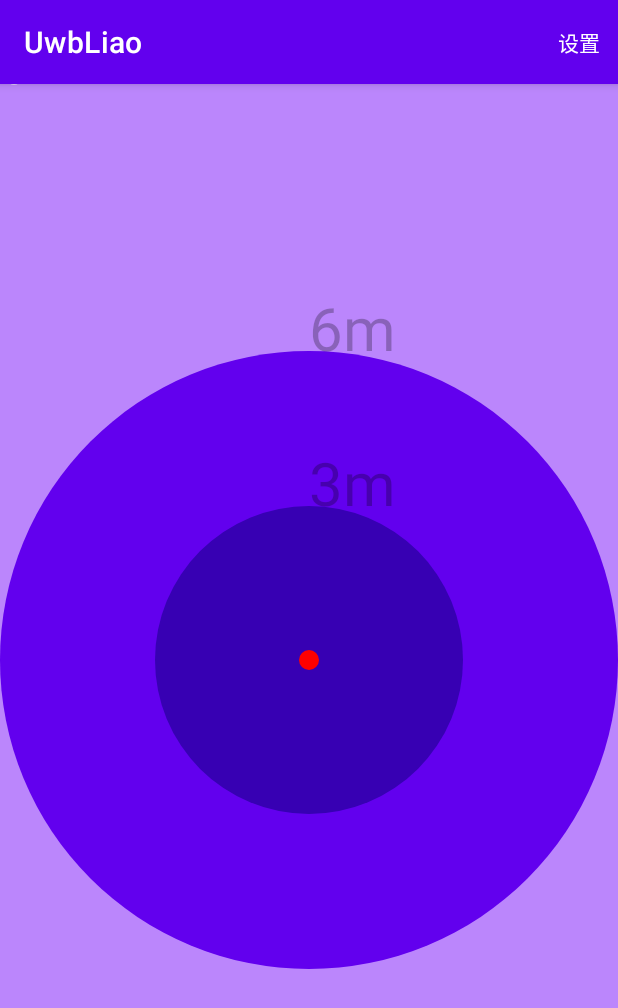
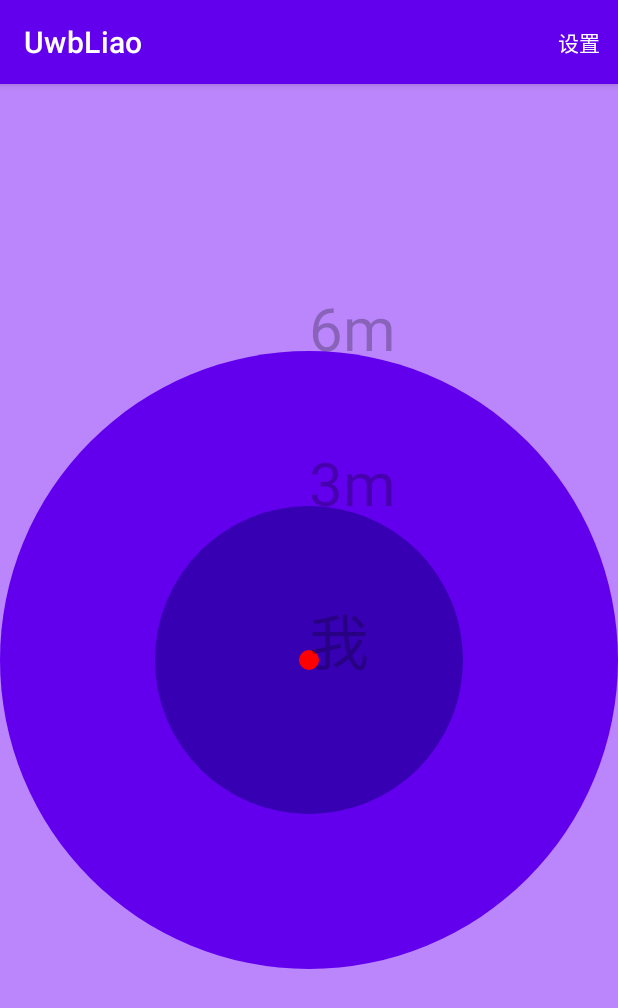
Before and after one commit to kouxthree/UwbLiao, an Android app: the screen it shows after launch (MainActivity), on a phone screen of 412 x 824 dp. Shown: the top 1008 px of the screen. Run offline under Robolectric (Android 15) with nearby library versions, the phone set to English and light mode, and no system bars; our stand-ins replace Room's generated code; libraries missing offline, so code that uses them is left out: org.apache.commons.

Commit message:
distance conversion

```diff
--- a/app/src/main/java/com/uwbliao/MainActivity.kt
+++ b/app/src/main/java/com/uwbliao/MainActivity.kt
@@ -38,17 +38,17 @@ class MainActivity : AppCompatActivity() {
 
     override fun onResume() {
         super.onResume()
-//        //observe scanNums
-//        _scanRemoteNums = MutableLiveData<Int>().apply {
-//            value = SettingActivity.scanRemoteNums
-//        }
-//        _scanRemoteNums.observe(this,{
-//            mainCanvasView.initRemoteDevs()
-//        })
+        //observe scanNums
+        _scanRemoteNums = MutableLiveData<Int>().apply {
+            value = SettingActivity.scanRemoteNums
+        }
+        _scanRemoteNums.observe(this,{
+            mainCanvasView.initRemoteDevs()
+        })
     }
 
     private lateinit var mainCanvasView: MainCanvasView
-//    private lateinit var _scanRemoteNums: LiveData<Int>
+    private lateinit var _scanRemoteNums: LiveData<Int>
     //start setting activity
     private val startSettingActivity =
         registerForActivityResult(ActivityResultContracts.StartActivityForResult()) {
--- a/app/src/main/java/com/uwbliao/MainCanvasView.kt
+++ b/app/src/main/java/com/uwbliao/MainCanvasView.kt
@@ -2,25 +2,22 @@ package com.uwbliao
 
 import android.app.AlertDialog
 import android.content.Context
-import android.graphics.*
+import android.graphics.Bitmap
+import android.graphics.Canvas
+import android.graphics.Color
+import android.graphics.Paint
 import android.os.Handler
 import android.os.Looper
 import android.view.LayoutInflater
+import android.view.MotionEvent
 import android.view.View
+import android.view.inputmethod.EditorInfo
 import androidx.core.content.res.ResourcesCompat
+import com.uwbliao.databinding.RemoteDevDspBinding
 import com.uwbliao.db.EntityDevice
 import org.apache.commons.math3.distribution.UniformIntegerDistribution
-import android.view.MotionEvent
-import android.view.View.OnTouchListener
-import android.view.inputmethod.EditorInfo
-import androidx.lifecycle.LiveData
-import androidx.lifecycle.MutableLiveData
-import com.uwbliao.databinding.RemoteDevDspBinding
-import com.uwbliao.db.Gender
 import kotlin.math.cos
-import kotlin.math.pow
 import kotlin.math.sin
-import kotlin.random.Random
 
 class MainCanvasView(context: Context): View(context) {
     private var remoteDevs = mutableListOf<EntityDevice>()
@@ -30,15 +27,14 @@ class MainCanvasView(context: Context): View(context) {
     }
     fun initRemoteDevs() {
         //remote dev init/using view width,height
-//        for(i in 0..SettingActivity.scanRemoteNums) {
-        for(i in 0 until 9) {
-            var dev = EntityDevice()
+        remoteDevs = mutableListOf()
+        for(i in 0 until SettingActivity.scanRemoteNums) {
+            val dev = EntityDevice()
             remoteDevs.add(dev)
             dev.deviceName = i.toString()
-            updateRemoteLocation(dev)
         }
-        remoteDevs[0].nickname = "貂蝉"
-        remoteDevs[3].nickname = "西施"
+        if(remoteDevs.size > 0) remoteDevs[0].nickname = "西施"
+        if(remoteDevs.size > 2) remoteDevs[2].nickname = "貂蝉"
     }
     private var infoRefreshHandler: Handler = Handler(Looper.getMainLooper())//for info refreshing
     private var infoRefreshTask = object : Runnable {
@@ -82,7 +78,7 @@ class MainCanvasView(context: Context): View(context) {
         var y2 = y + TAP_ACCURACY
         if(x1<0) x1 = 0
         if(y1<0) y1 = 0
-        if(x2>width) x1 = width
+        if(x2>width) x2 = width
         if(y2>height) y2 = height
         when (event.action) {
             MotionEvent.ACTION_DOWN -> {
@@ -111,8 +107,8 @@ class MainCanvasView(context: Context): View(context) {
         dsp.setView(mBinding.root.rootView)
         val dlg = dsp.create()
         dlg.setCanceledOnTouchOutside(true)
-        mBinding.txtNickname.setText(remoteDevs[idx].nickname.toString())
-        mBinding.txtDistance.setText(remoteDevs[idx].distance.toString())
+        mBinding.txtNickname.text = idx.toString() + ":" + remoteDevs[idx].nickname.toString()
+        mBinding.txtDistance.text = fromCoordinateToDistance(remoteDevs[idx].distance).formatDecimalPoint1() + "m"
         //cancel button
         mBinding.btnCancel.setOnClickListener {
             dlg.dismiss()
@@ -157,7 +153,6 @@ class MainCanvasView(context: Context): View(context) {
         //distance mark
         val x = (width)/2.toFloat()
         extraCanvas.drawText(MID_DISTANCE.toString()+"m", x, centerY-r, distancePaint)
-//        extraCanvas.drawText(MID_DISTANCE.toString()+"m", x, centerY+r, distancePaint)
     }
     private fun drawNear() {
         val r = (width/4).toFloat()
@@ -174,7 +169,6 @@ class MainCanvasView(context: Context): View(context) {
         //distance mark
         val x = (width)/2.toFloat()
         extraCanvas.drawText(NEAR_DISTANCE.toString()+"m", x, centerY-r, distancePaint)
-//        extraCanvas.drawText(NEAR_DISTANCE.toString()+"m", x, centerY+r, distancePaint)
     }
     private fun drawMe() {
         val r = ME_RADIUS
@@ -188,6 +182,9 @@ class MainCanvasView(context: Context): View(context) {
             strokeWidth = STROKE_WIDTH
         }
         extraCanvas.drawCircle(centerX, centerY, r, paint)
+        //me
+        paint.color = ResourcesCompat.getColor(resources, R.color.distancePaint, null)
+        extraCanvas.drawText(context.getString(R.string.txt_me), centerX, centerY+5, distancePaint)
     }
     private fun redrawBackground() {
         drawMid()
@@ -210,7 +207,6 @@ class MainCanvasView(context: Context): View(context) {
     private fun refreshInfo() {
         extraCanvas.drawColor(backgroundColorFar)
         redrawBackground()
-        if(remoteDevs == null) return
         for(i in 0..1) {
             if(i > remoteDevs.size-1) break
             updateRemoteLocation(remoteDevs[i])
@@ -218,6 +214,7 @@ class MainCanvasView(context: Context): View(context) {
         }
         for(i in 2 until SettingActivity.scanRemoteNums) {
             if(i > remoteDevs.size-1) break
+            if(remoteDevs[i].distance == null) updateRemoteLocation(remoteDevs[i])
             drawRemote(i, remoteDevs[i])
         }
     }
@@ -235,4 +232,19 @@ class MainCanvasView(context: Context): View(context) {
         remoteDev.currentx = centerX + r* cos(theta).toFloat()
         remoteDev.currenty = centerY + r* sin(theta).toFloat()
     }
+    //utils
+    private fun fromCoordinateToDistance(c: Int?): Float {
+        var r = if(c == null) {
+            0f
+        } else {
+            c.toFloat()
+        }
+        r *= (NEAR_DISTANCE * 4f / width)
+        return r
+    }
+    fun Float?.formatDecimalPoint1(): String{
+        if(this == null) return ""
+        var fmt = "%.${1}f"
+        return fmt.format(this)
+    }
 }
--- a/app/src/main/java/com/uwbliao/db/EntityDevice.kt
+++ b/app/src/main/java/com/uwbliao/db/EntityDevice.kt
@@ -11,7 +11,7 @@ data class EntityDevice(
     @ColumnInfo(name = "type") val type: Int = 0,//0:I scanned  1:connected to me
     @ColumnInfo(name = "display") val display: Boolean? = true,//true:display false:non display
     @ColumnInfo(name = "nickname") var nickname: String? = null,
-    @ColumnInfo(name = "distance") var distance: Int = 0,//meter
+    @ColumnInfo(name = "distance") var distance: Int? = null,//meter
     @ColumnInfo(name = "theta") var theta: Double = 0.toDouble(),//angle
     @ColumnInfo(name = "currentx") var currentx: Float = 0f,
     @ColumnInfo(name = "currenty") var currenty: Float = 0f,
--- a/app/src/main/res/values/colors.xml
+++ b/app/src/main/res/values/colors.xml
@@ -12,4 +12,5 @@
     <color name="colorBackgroundFar">#FFBB86FC</color>
     <color name="colorPaint">#FFFFFFFF</color>
     <color name="distancePaint">#44000000</color>
+    <color name="mePaint">#AA6200EE</color>
 </resources>
--- a/app/src/main/res/values/strings.xml
+++ b/app/src/main/res/values/strings.xml
@@ -1,6 +1,7 @@
 <resources>
     <string name="app_name">UwbLiao</string>
     <string name="settings">设置</string>
+    <string name="txt_me">我</string>
     <string name="my_nickname">我的昵称</string>
     <string name="my_gender">我的性别</string>
     <string name="search_gender">寻找性别</string>
```
